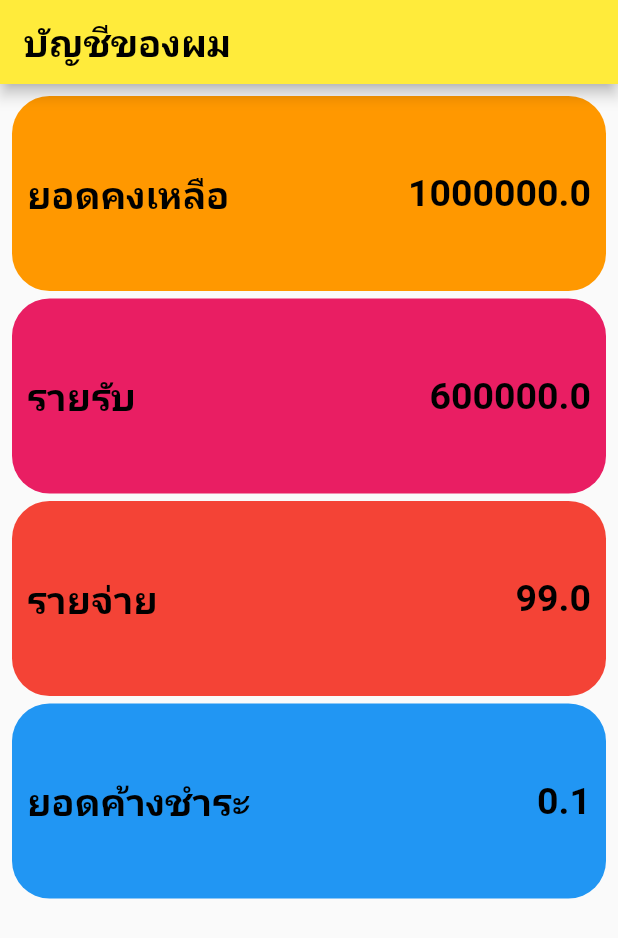
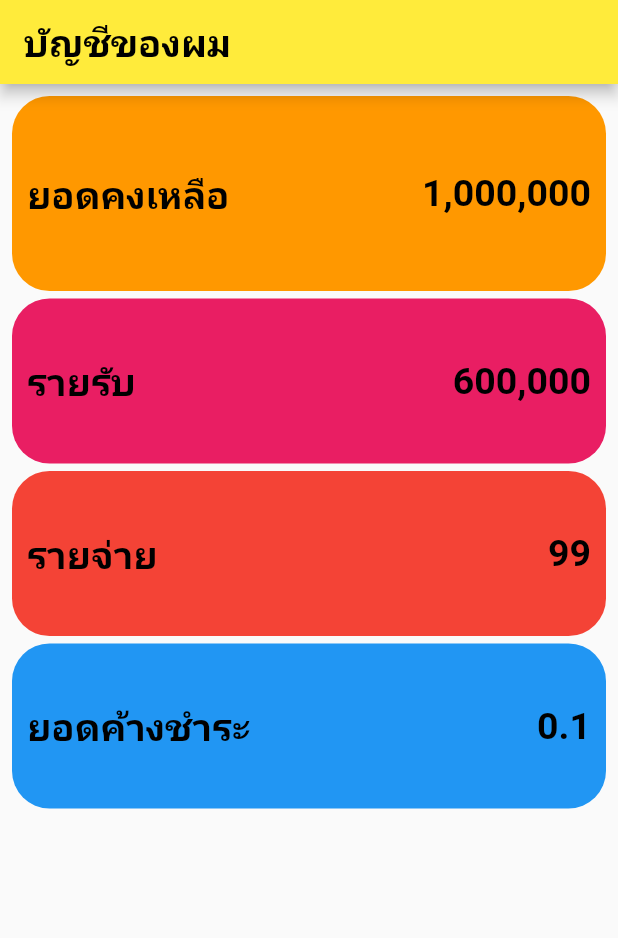
Before and after one commit to SIBPPAKORN/project-flutter_app, a Flutter app: the screen it shows after launch, on a phone screen of 412 x 824 dp. Shown: the top 938 px of the screen. Run offline on Flutter 3.47's test engine with Material 2 defaults, Android fonts, the phone set to English and light mode, and no system bars.

Commit message:
my account moneybox(end)

```diff
--- a/lib/main.dart
+++ b/lib/main.dart
@@ -42,15 +42,15 @@ class _myhomesibpakornState extends State<myhomesibpakorn> {
               SizedBox(
                 height: 5,
               ),
-              moneybox("รายรับ", 600000, Colors.pink, 130),
+              moneybox("รายรับ", 600000, Colors.pink, 110),
               SizedBox(
                 height: 5,
               ),
-              moneybox("รายจ่าย", 99, Colors.red, 130),
+              moneybox("รายจ่าย", 99, Colors.red, 110),
               SizedBox(
                 height: 5,
               ),
-              moneybox("ยอดค้างชำระ", 0.1, Colors.blue, 130),
+              moneybox("ยอดค้างชำระ", 0.1, Colors.blue, 110),
             ],
           ),
         ));
--- a/lib/moneyBox.dart
+++ b/lib/moneyBox.dart
@@ -1,4 +1,5 @@
 import 'package:flutter/material.dart';
+import 'package:intl/intl.dart';
 
 //สร้าง container ต้นเเบบ
 class moneybox extends StatelessWidget {
@@ -26,7 +27,7 @@ class moneybox extends StatelessWidget {
           ),
           Expanded(
             child: Text(
-              amount.toString(),
+              '${NumberFormat("#,###.##").format(amount)}',
               style: TextStyle(
                   fontSize: 25,
                   color: Colors.black,
--- a/pubspec.yaml
+++ b/pubspec.yaml
@@ -34,6 +34,7 @@ dependencies:
   # The following adds the Cupertino Icons font to your application.
   # Use with the CupertinoIcons class for iOS style icons.
   cupertino_icons: ^1.0.2
+  intl: ^0.17.0
 
 dev_dependencies:
   flutter_test:
```
Also changed, not shown: pubspec.lock.
